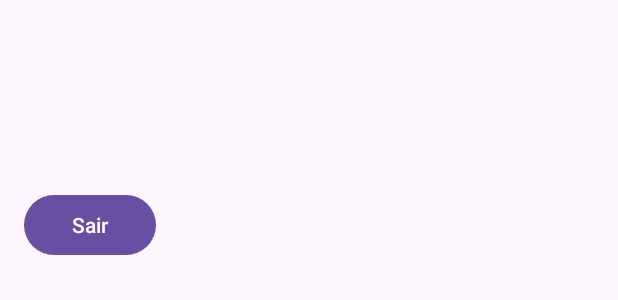
After one commit to LeticiaOk/armazena-mobile, an Android app: the layout activity_produto.xml on its own in the app's theme, with its tools: preview values and no code run, on a phone screen of 412 x 824 dp. The commit adds this screen. Shown: the top 300 px of the screen. Run offline under Robolectric (Android 15) with nearby library versions, the phone set to English and light mode, and no system bars.

Commit message:
Finalização da listagem de produtos

```diff
--- a/app/build.gradle.kts
+++ b/app/build.gradle.kts
@@ -7,12 +7,12 @@ plugins {
 
 android {
     namespace = "com.example.armazena"
-    compileSdk = 35
+    compileSdk = 34
 
     defaultConfig {
         applicationId = "com.example.armazena"
         minSdk = 24
-        targetSdk = 35
+        targetSdk = 34
         versionCode = 1
         versionName = "1.0"
 
@@ -44,6 +44,7 @@ dependencies {
     implementation(libs.material)
     implementation(libs.androidx.activity)
     implementation(libs.androidx.constraintlayout)
+    implementation(libs.constraintlayout)
     testImplementation(libs.junit)
     androidTestImplementation(libs.androidx.junit)
     androidTestImplementation(libs.androidx.espresso.core)
--- a/app/src/main/java/com/example/armazena/MainActivity.kt
+++ b/app/src/main/java/com/example/armazena/MainActivity.kt
@@ -3,12 +3,7 @@ import androidx.activity.enableEdgeToEdge
 import androidx.appcompat.app.AppCompatActivity
 import androidx.core.view.ViewCompat
 import androidx.core.view.WindowInsetsCompat
-import com.example.armazena.Produto
 import com.example.armazena.R
-import retrofit2.Call
-import retrofit2.Retrofit
-import retrofit2.converter.gson.GsonConverterFactory
-import retrofit2.http.GET
 
 class MainActivity : AppCompatActivity() {
     override fun onCreate(savedInstanceState: Bundle?) {
--- a/app/src/main/res/layout/activity_login.xml
+++ b/app/src/main/res/layout/activity_login.xml
@@ -4,7 +4,8 @@
     xmlns:tools="http://schemas.android.com/tools"
     android:id="@+id/main"
     android:layout_width="match_parent"
-    android:layout_height="match_parent">
+    android:layout_height="match_parent"
+    tools:context=".LoginActivity">
 
     <EditText
         android:id="@+id/emailEditText"
@@ -13,6 +14,7 @@
         android:layout_marginTop="42dp"
         android:ems="10"
         android:inputType="text"
+        android:minHeight="48dp"
         android:text="Email"
         app:layout_constraintEnd_toEndOf="parent"
         app:layout_constraintStart_toStartOf="parent"
@@ -25,6 +27,7 @@
         android:layout_marginTop="32dp"
         android:ems="10"
         android:inputType="text"
+        android:minHeight="48dp"
         android:text="Senha"
         app:layout_constraintEnd_toEndOf="parent"
         app:layout_constraintStart_toStartOf="parent"
--- /dev/null
+++ b/app/src/main/res/layout/activity_produto.xml
@@ -0,0 +1,43 @@
+<?xml version="1.0" encoding="utf-8"?>
+<LinearLayout xmlns:android="http://schemas.android.com/apk/res/android"
+    xmlns:tools="http://schemas.android.com/tools"
+    android:layout_width="match_parent"
+    android:layout_height="wrap_content"
+    android:orientation="vertical"
+    android:padding="16dp"
+    tools:context=".ProdutoActivity">
+
+    <TextView
+        android:id="@+id/nomeProduto"
+        android:layout_width="wrap_content"
+        android:layout_height="wrap_content"
+        android:textSize="18sp"
+        android:textStyle="bold"
+        android:textColor="@android:color/black"/>
+
+    <TextView
+        android:id="@+id/descricaoProduto"
+        android:layout_width="wrap_content"
+        android:layout_height="wrap_content"
+        android:textColor="@android:color/black"
+        android:textSize="14sp" />
+
+    <TextView
+        android:id="@+id/valorProduto"
+        android:layout_width="wrap_content"
+        android:layout_height="wrap_content"
+        android:textSize="16sp"
+        android:textStyle="bold"/>
+    <Button
+        android:id="@+id/logoutButton"
+        android:layout_width="wrap_content"
+        android:layout_height="wrap_content"
+        android:layout_marginTop="44dp"
+        android:text="Sair"/>
+
+    <androidx.recyclerview.widget.RecyclerView
+        android:id="@+id/recyclerViewProdutos"
+        android:layout_width="match_parent"
+        android:layout_height="match_parent"
+        android:scrollbars="vertical" />
+</LinearLayout>
--- a/gradle/libs.versions.toml
+++ b/gradle/libs.versions.toml
@@ -1,5 +1,5 @@
 [versions]
-agp = "8.8.0"
+agp = "8.9.0"
 kotlin = "1.9.24"
 coreKtx = "1.10.1"
 junit = "4.13.2"
@@ -9,6 +9,7 @@ appcompat = "1.6.1"
 material = "1.10.0"
 activity = "1.8.0"
 constraintlayout = "2.1.4"
+constraintlayoutVersion = "2.2.1"
 
 [libraries]
 androidx-core-ktx = { group = "androidx.core", name = "core-ktx", version.ref = "coreKtx" }
@@ -19,6 +20,7 @@ androidx-appcompat = { group = "androidx.appcompat", name = "appcompat", version
 material = { group = "com.google.android.material", name = "material", version.ref = "material" }
 androidx-activity = { group = "androidx.activity", name = "activity", version.ref = "activity" }
 androidx-constraintlayout = { group = "androidx.constraintlayout", name = "constraintlayout", version.ref = "constraintlayout" }
+constraintlayout = { group = "androidx.constraintlayout", name = "constraintlayout", version.ref = "constraintlayoutVersion" }
 
 [plugins]
 android-application = { id = "com.android.application", version.ref = "agp" }
```
Also changed, not shown: app/src/main/AndroidManifest.xml (+4 -14 lines), app/src/main/java/com/example/armazena/LoginActivity.kt (+6 -8 lines), app/src/main/java/com/example/armazena/Produto.kt (deleted, +0 -10 lines), app/src/main/java/com/example/armazena/ProdutoActivity.kt (renamed from app/src/main/java/com/example/armazena/ListaProduto.kt, +27 -22 lines), app/src/main/java/com/example/armazena/ProdutoAdapter.kt (+24 -19 lines), app/src/main/java/com/example/armazena/entities/Categoria.kt (added, +8 -0 lines), app/src/main/java/com/example/armazena/entities/Produto.kt (added, +11 -0 lines), app/src/main/java/com/example/armazena/entities/Usuario.kt (added, +12 -0 lines), app/src/main/res/layout/activity_main.xml (+10 -2 lines), app/src/main/res/layout/activity_produto_item.xml (deleted, +0 -35 lines), app/src/main/res/layout/activity_produto_lista.xml (deleted, +0 -20 lines), gradle/wrapper/gradle-wrapper.properties.
